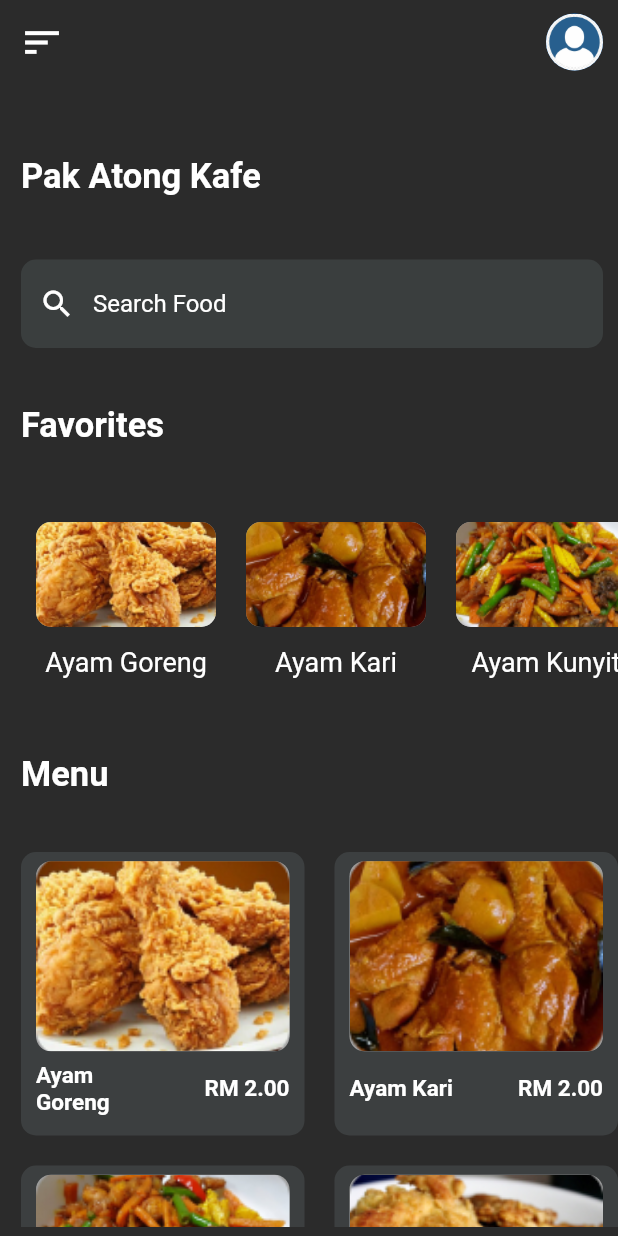
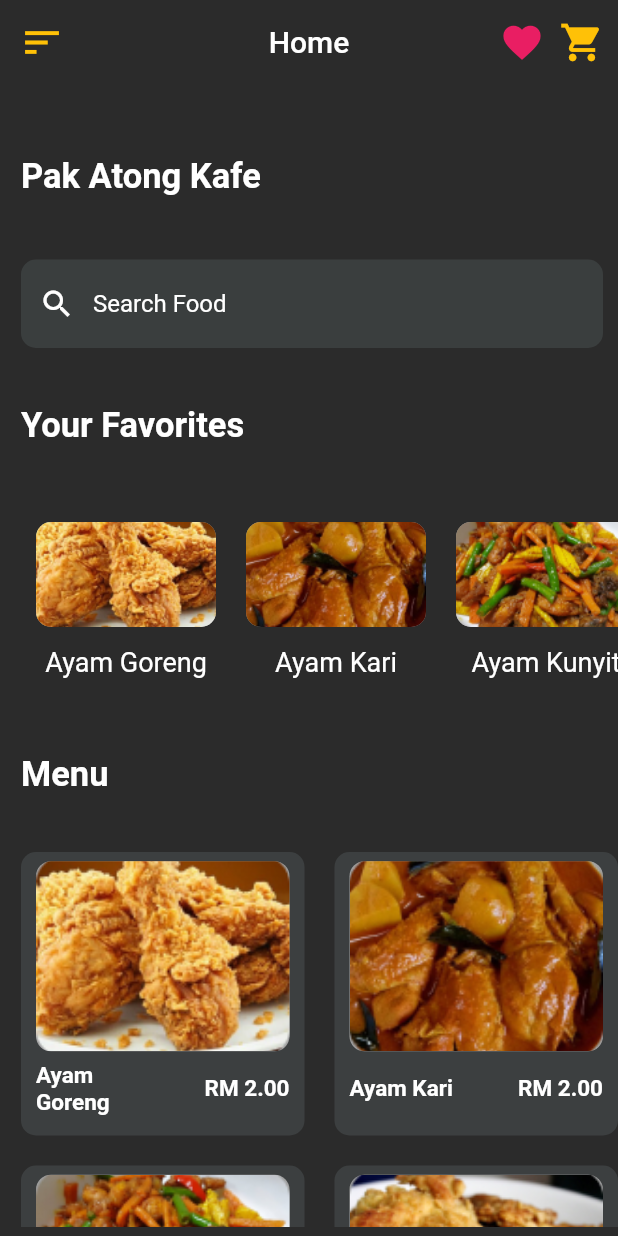
Before and after one commit to UTM-AD-Group-Bolt/Pak-Atong-Kafe-App, a Flutter app: the screen it shows after launch, on a phone screen of 412 x 824 dp. Run offline on Flutter 3.47's test engine with Material 2 defaults, Android fonts, the phone set to English and light mode, and no system bars.

Commit message:
app icon, homepage appbar, favouritepage align

```diff
--- a/lib/HomePage.dart
+++ b/lib/HomePage.dart
@@ -137,22 +137,39 @@ class HomePage extends StatelessWidget {
       resizeToAvoidBottomInset: false,
       backgroundColor: Color(0xff2b2b2b),
       appBar: AppBar(
+        title: Text('Home'),
+        centerTitle: true,
         elevation: 0.0,
         backgroundColor: Color(0xff2b2b2b),
         leading: Icon(
           Icons.sort,
           size: 30,
+          color: Colors.amber,
         ),
         actions: [
           Padding(
             padding: EdgeInsets.all(9.0),
             child: Center(
-              child: Container(
-                child: CircleAvatar(
-                  maxRadius: 20,
-                  backgroundImage: AssetImage('images/profileicon.jpg'),
-                ),
+              child: Row(
+                children: [
+                  Container(
+                    child: Icon(
+                      Icons.favorite,
+                      size: 30,
+                      color: Colors.pink,
+                    ),
+                  ),
+                  SizedBox(width: 10,),
+                  Container(
+                    child: Icon(
+                      Icons.shopping_cart,
+                      size: 30,
+                      color: Colors.amber,
+                    ),
+                  ),
+                ],
               ),
+
             ),
           )
         ],
@@ -191,7 +208,7 @@ class HomePage extends StatelessWidget {
                   ),
                   _textformField(),
                   Text(
-                    "Favorites",
+                    "Your Favorites",
                     style: TextStyle(
                       fontSize: 23,
                       color: Colors.white,
--- a/lib/favoritePage.dart
+++ b/lib/favoritePage.dart
@@ -28,6 +28,12 @@ class _FavoriteListState extends State<FavoriteList> {
     return Scaffold(
       backgroundColor: Color(0xff2b2b2b),
       appBar: AppBar(
+        elevation: 0.0,
+        leading: Icon(
+          Icons.arrow_back,
+          size: 30,
+          color: Colors.amber,
+        ),
         title: Text('Favorites'),
         centerTitle: true,
         backgroundColor: Color(0xff2b2b2b),
```
Also changed, not shown: lib/favorite_card.dart (+77 -12 lines), pubspec.yaml (+7 -0 lines), images/iconapp.jpg (added), images/iconapppakatongnobg.png (added), pubspec.lock, 7 other files.
